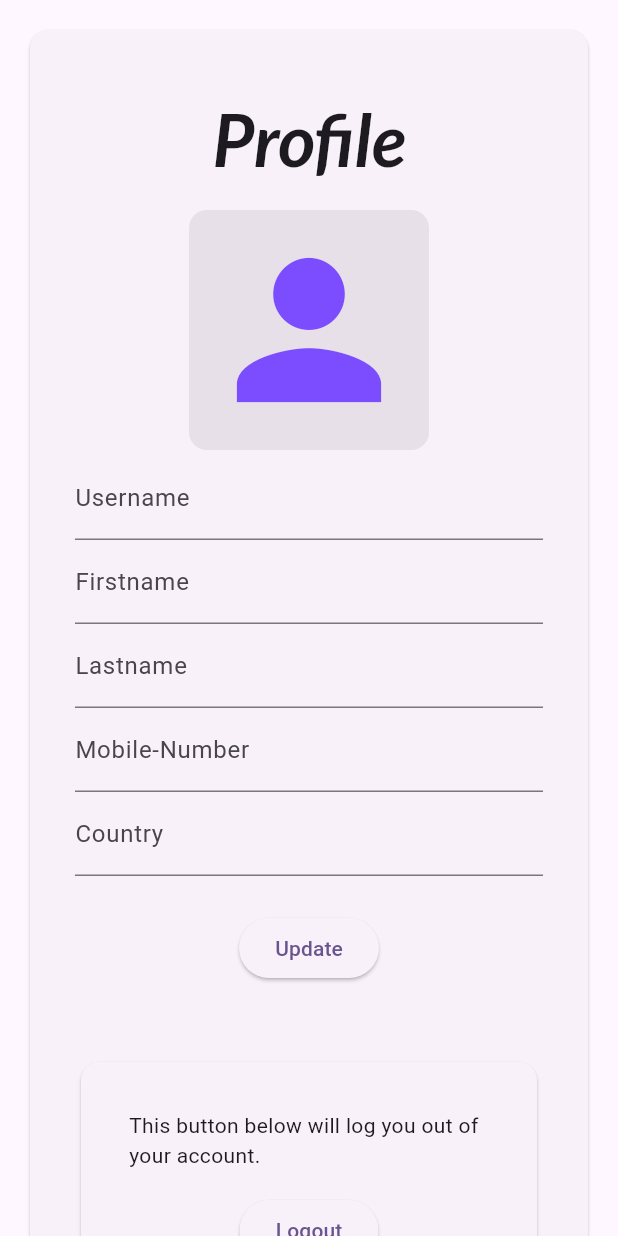
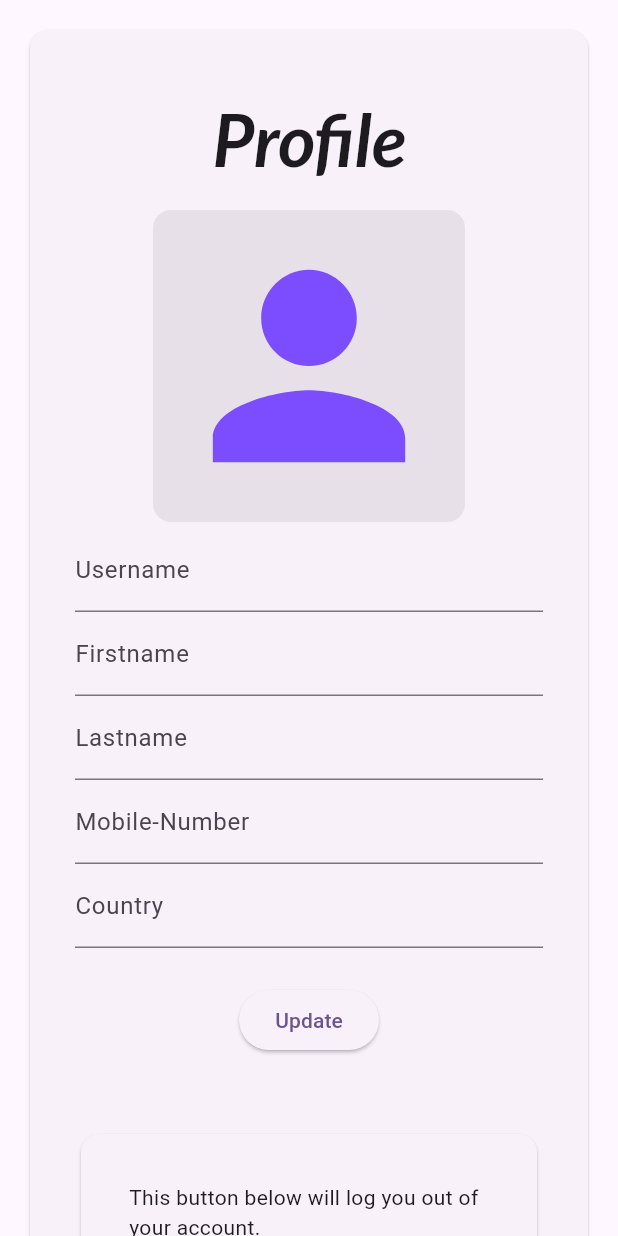
Before and after one commit to Buteya/carmate, a Flutter app: the ProfileScreen screen opened by its route, on a phone screen of 412 x 824 dp. Run offline on Flutter 3.47's test engine with Material 3 defaults, Android fonts, the phone set to English and light mode, and no system bars; our stand-ins replace google_fonts.

Commit message:
profilescreen design update

```diff
--- a/lib/screens/auth/profilescreen.dart
+++ b/lib/screens/auth/profilescreen.dart
@@ -50,7 +50,7 @@ class _ProfileScreenState extends State<ProfileScreen> {
                         padding: EdgeInsets.all(8.0),
                         child: Icon(
                           Icons.person,
-                          size: 144,
+                          size: 192,
                           color: Colors.deepPurpleAccent,
                         ),
                       ),
```
